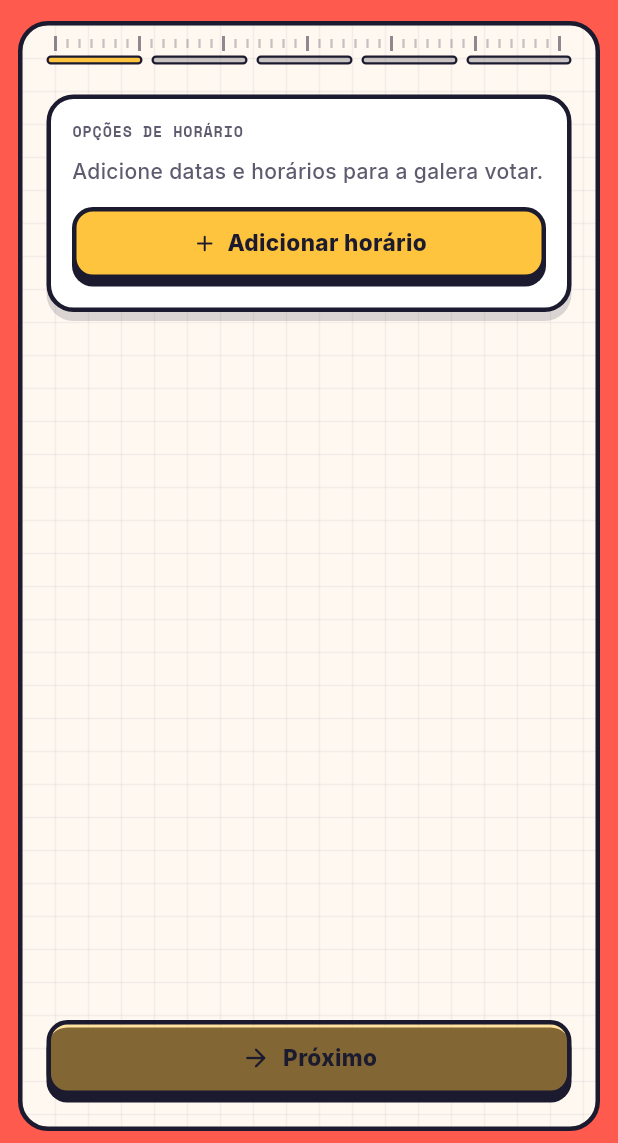
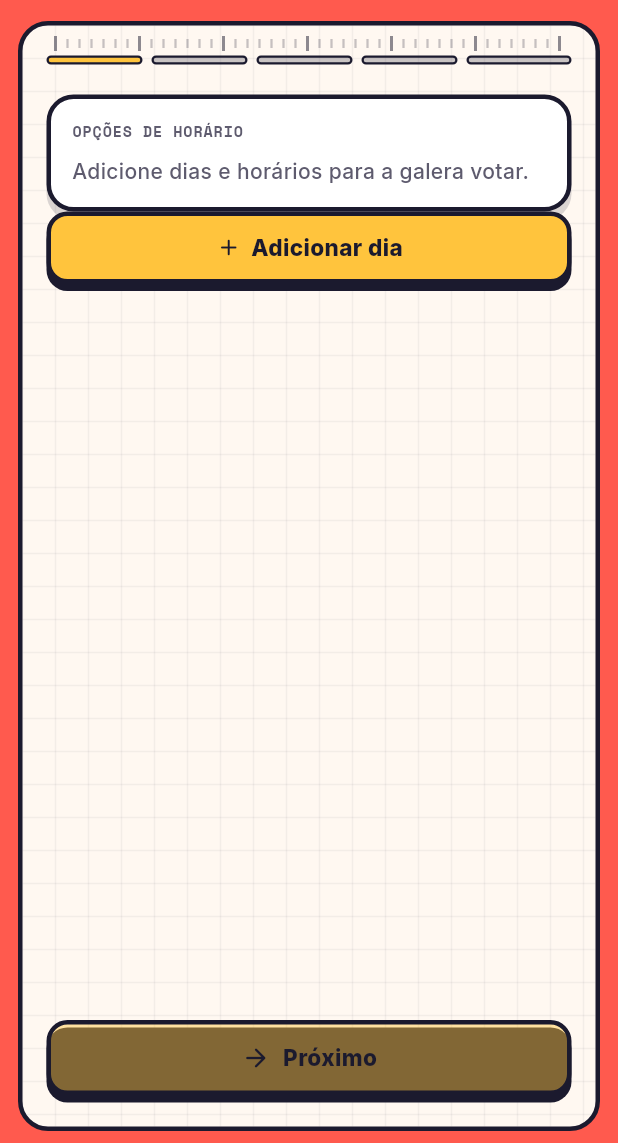
Before and after one commit to joelfelipe338/Little-Ember, a Flutter app: the CreatePlanScreen screen opened by its route, swiped to page 2, on a phone screen of 412 x 824 dp, the part 93-1236 px from its top. Run offline on Flutter 3.47's test engine with Material 3 defaults, Android fonts, the phone set to English and light mode, and no system bars; our stand-ins replace flutter_animate, flutter_riverpod, go_router, google_fonts, package_info_plus, share_plus and 2 more; accounts and stored records are empty; network calls fail.

Commit message:
fix: horários agrupados por dia, overflow do modal, RLS connections
- Wizard step 2: horários organizados por dia com card por data,
  botões de adicionar horário/remover dia, e dias já selecionados
  bloqueados no date picker
- Modal de adicionar convidado: scroll para evitar overflow com teclado
- Migration 00004: drop policy recursiva "Membro vê conexão" que causava
  infinite recursion entre connections e connection_members
- Tela de conexões: criação manual e remoção por swipe
- Repositório: métodos createContact() e deleteContact()

Co-Authored-By: Claude Opus 4.6 <noreply@anthropic.com>

```diff
--- a/lib/features/plans/presentation/create_plan_screen.dart
+++ b/lib/features/plans/presentation/create_plan_screen.dart
@@ -116,11 +116,24 @@ class _CreatePlanScreenState extends ConsumerState<CreatePlanScreen> {
     bool pickMore = true;
 
     while (pickMore && mounted) {
+      final existingDays = _timeOptions
+          .map((o) => DateUtils.dateOnly(o.inicioUtc))
+          .toSet();
+
+      var initialDate = DateUtils.dateOnly(now.add(const Duration(days: 1)));
+      final lastDate = now.add(const Duration(days: 365));
+      while (existingDays.contains(initialDate) &&
+          initialDate.isBefore(lastDate)) {
+        initialDate = initialDate.add(const Duration(days: 1));
+      }
+
       final date = await showDatePicker(
         context: context,
-        initialDate: now.add(const Duration(days: 1)),
+        initialDate: initialDate,
         firstDate: now,
-        lastDate: now.add(const Duration(days: 365)),
+        lastDate: lastDate,
+        selectableDayPredicate: (d) =>
+            !existingDays.contains(DateUtils.dateOnly(d)),
       );
       if (date == null || !mounted) return;
 
@@ -143,6 +156,47 @@ class _CreatePlanScreenState extends ConsumerState<CreatePlanScreen> {
 
       pickMore = result.anotherDay;
     }
+  }
+
+  Future<void> _addTimeToDay(DateTime day) async {
+    final time = await showTimePicker(
+      context: context,
+      initialTime: const TimeOfDay(hour: 19, minute: 0),
+    );
+    if (time == null || !mounted) return;
+
+    final dt = DateTime(day.year, day.month, day.day, time.hour, time.minute);
+
+    if (!dt.isAfter(DateTime.now())) {
+      if (mounted) {
+        ScaffoldMessenger.of(context).showSnackBar(
+          const SnackBar(content: Text('Esse horário já passou.')),
+        );
+      }
+      return;
+    }
+
+    if (_timeOptions.any((o) => o.inicioUtc == dt)) {
+      if (mounted) {
+        ScaffoldMessenger.of(context).showSnackBar(
+          const SnackBar(content: Text('Esse horário já está na lista.')),
+        );
+      }
+      return;
+    }
+
+    setState(() {
+      _timeOptions.add(TimeOption(inicioUtc: dt));
+      _timeOptions.sort((a, b) => a.inicioUtc.compareTo(b.inicioUtc));
+    });
+  }
+
+  void _removeDay(DateTime day) {
+    setState(() {
+      _timeOptions.removeWhere(
+        (o) => DateUtils.dateOnly(o.inicioUtc) == day,
+      );
+    });
   }
 
   Future<void> _pickPrazo() async {
@@ -254,8 +308,10 @@ class _CreatePlanScreenState extends ConsumerState<CreatePlanScreen> {
                 _StepTitulo(controller: _tituloController),
                 _StepHorarios(
                   timeOptions: _timeOptions,
-                  onAdd: _addTimeOptions,
+                  onAddDay: _addTimeOptions,
+                  onAddTimeToDay: _addTimeToDay,
                   onRemove: (i) => setState(() => _timeOptions.removeAt(i)),
+                  onRemoveDay: _removeDay,
                 ),
                 _StepConvidados(
                   convidados: _convidados,
@@ -364,19 +420,31 @@ class _StepTitulo extends StatelessWidget {
 class _StepHorarios extends StatelessWidget {
   const _StepHorarios({
     required this.timeOptions,
-    required this.onAdd,
+    required this.onAddDay,
+    required this.onAddTimeToDay,
     required this.onRemove,
+    required this.onRemoveDay,
   });
 
   final List<TimeOption> timeOptions;
-  final VoidCallback onAdd;
+  final VoidCallback onAddDay;
+  final ValueChanged<DateTime> onAddTimeToDay;
   final ValueChanged<int> onRemove;
+  final ValueChanged<DateTime> onRemoveDay;
 
   @override
   Widget build(BuildContext context) {
     final tokens = RetroTokens.of(context);
-    final dateFormat = DateFormat("EEE, d 'de' MMM", 'pt_BR');
+    final p = RetroPalette.of(context);
+    final dateFormat = DateFormat("EEEE, d 'de' MMM", 'pt_BR');
     final timeFormat = DateFormat('HH:mm', 'pt_BR');
+
+    final grouped = <DateTime, List<({TimeOption opt, int index})>>{};
+    for (var i = 0; i < timeOptions.length; i++) {
+      final day = DateUtils.dateOnly(timeOptions[i].inicioUtc);
+      grouped.putIfAbsent(day, () => []).add((opt: timeOptions[i], index: i));
+    }
+    final sortedDays = grouped.keys.toList()..sort();
 
     return SingleChildScrollView(
       padding: const EdgeInsets.fromLTRB(16, 12, 16, 16),
@@ -387,54 +455,85 @@ class _StepHorarios extends StatelessWidget {
             child: Column(
               crossAxisAlignment: CrossAxisAlignment.start,
               children: [
-                Text('OPÇÕES DE HORÁRIO', style: EmberText.mono(10, color: tokens.textSecondary)),
+                Text('OPÇÕES DE HORÁRIO',
+                    style: EmberText.mono(10, color: tokens.textSecondary)),
                 const SizedBox(height: 10),
                 Text(
-                  'Adicione datas e horários para a galera votar.',
+                  'Adicione dias e horários para a galera votar.',
                   style: EmberText.body(14, color: tokens.textSecondary),
                 ),
-                const SizedBox(height: 14),
-                if (timeOptions.isNotEmpty) ...[
-                  ...List.generate(timeOptions.length, (i) {
-                    final opt = timeOptions[i];
-                    return Padding(
-                      padding: const EdgeInsets.only(bottom: 8),
-                      child: RetroCard(
-                        padding: const EdgeInsets.symmetric(horizontal: 12, vertical: 10),
-                        child: Row(
-                          children: [
-                            Icon(Icons.calendar_today_rounded, size: 18, color: tokens.textSecondary),
+              ],
+            ),
+          ),
+
+          if (sortedDays.isNotEmpty) const SizedBox(height: 14),
+
+          for (final day in sortedDays) ...[
+            RetroCard(
+              child: Column(
+                crossAxisAlignment: CrossAxisAlignment.start,
+                children: [
+                  Row(
+                    children: [
+                      const Icon(Icons.calendar_today_rounded,
+                          size: 18, color: EmberColors.sol),
                       const SizedBox(width: 10),
                       Expanded(
-                              child: Column(
-                                crossAxisAlignment: CrossAxisAlignment.start,
-                                children: [
+                        child: Text(
+                          dateFormat.format(day),
+                          style: EmberText.body(15, weight: FontWeight.w700),
+                        ),
+                      ),
+                      RetroButton.icon(
+                        onPressed: () => onAddTimeToDay(day),
+                        semanticLabel: 'Adicionar horário',
+                        icon: const Icon(Icons.add_rounded, size: 16),
+                      ),
+                      const SizedBox(width: 6),
+                      RetroButton.icon(
+                        onPressed: () => onRemoveDay(day),
+                        semanticLabel: 'Remover dia',
+                        color: EmberColors.brasa.withAlpha(30),
+                        icon: Icon(Icons.delete_outline_rounded,
+                            size: 16, color: EmberColors.brasaTexto),
+                      ),
+                    ],
+                  ),
+                  const SizedBox(height: 10),
+                  for (final entry in grouped[day]!)
+                    Padding(
+                      padding: const EdgeInsets.only(bottom: 6),
+                      child: Row(
+                        children: [
+                          const SizedBox(width: 28),
+                          Icon(Icons.schedule_rounded,
+                              size: 16, color: p.textoSecundario),
+                          const SizedBox(width: 8),
                           Text(
-                                    dateFormat.format(opt.inicioUtc),
-                                    style: EmberText.body(15, color: tokens.textPrimary, weight: FontWeight.w600),
-                                  ),
-                                  Text(
-                                    timeFormat.format(opt.inicioUtc),
-                                    style: EmberText.body(13, color: tokens.textSecondary),
-                                  ),
-                                ],
-                              ),
-                            ),
+                            timeFormat.format(entry.opt.inicioUtc),
+                            style: EmberText.body(15, weight: FontWeight.w600),
+                          ),
+                          const Spacer(),
                           RetroButton.icon(
-                              onPressed: () => onRemove(i),
-                              semanticLabel: 'Remover opção',
+                            onPressed: () => onRemove(entry.index),
+                            semanticLabel: 'Remover horário',
                             color: EmberColors.brasa.withAlpha(30),
-                              icon: Icon(Icons.close_rounded, size: 16, color: EmberColors.brasaTexto),
-                            ),
-                          ],
-                        ),
-                      ),
-                    );
-                  }),
-                  const SizedBox(height: 8),
-                ],
+                            icon: Icon(Icons.close_rounded,
+                                size: 14, color: EmberColors.brasaTexto),
+                          ),
+                        ],
+                      ),
+                    ),
+                ],
+              ),
+            ),
+            const SizedBox(height: 10),
+          ],
+
+          if (sortedDays.isNotEmpty) const SizedBox(height: 4),
+
           RetroButton(
-                  onPressed: onAdd,
+            onPressed: onAddDay,
             color: EmberColors.sol,
             expand: true,
             child: const Row(
@@ -442,10 +541,7 @@ class _StepHorarios extends StatelessWidget {
               children: [
                 Icon(Icons.add_rounded, size: 18),
                 SizedBox(width: 6),
-                      Text('Adicionar horário'),
-                    ],
-                  ),
-                ),
+                Text('Adicionar dia'),
               ],
             ),
           ),
@@ -1079,7 +1175,7 @@ class _AddPersonSheetState extends State<_AddPersonSheet> {
         bottom: MediaQuery.of(context).viewInsets.bottom +
             MediaQuery.of(context).padding.bottom,
       ),
-      child: Padding(
+      child: SingleChildScrollView(
         padding: const EdgeInsets.fromLTRB(20, 12, 20, 20),
         child: Column(
           mainAxisSize: MainAxisSize.min,
```
Also changed, not shown: 1 other file. Lines whose indentation alone changed are shown as unchanged.
